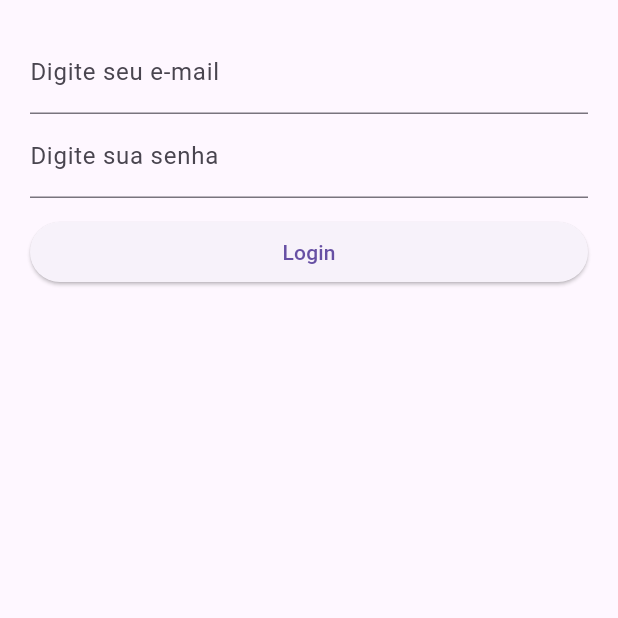
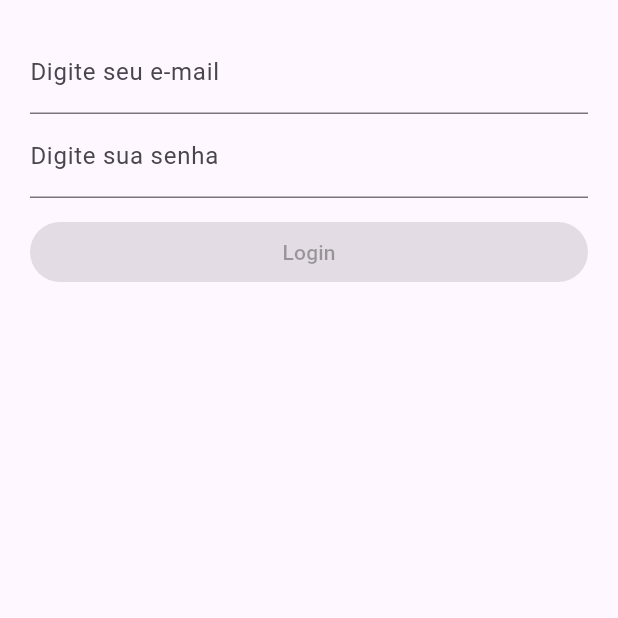
Before and after one commit to professorbossini/20242_maua_ecm252, a Flutter app: the screen it shows after launch, on a phone screen of 412 x 824 dp, the top half of it. Run offline on Flutter 3.47's test engine with Material 3 defaults, Android fonts, the phone set to English and light mode, and no system bars; our stand-ins replace email_validator, rxdart.

Commit message:
ap02(flutter): gerenciamento de estado
- pg 81
- combinamos streams com rxdart
- transformamos streams em broadcast
- retomar fazendo acesso aos dados do form

```diff
--- a/flutter/gerenciamento_de_estado/lib/src/app.dart
+++ b/flutter/gerenciamento_de_estado/lib/src/app.dart
@@ -1,14 +1,16 @@
 import 'package:flutter/material.dart';
 import 'package:gerenciamento_de_estado/src/telas/login_tela.dart';
-
+import 'blocs/provider.dart';
 class App extends StatelessWidget{
   @override
   Widget build(BuildContext context) {
-    return MaterialApp(
-      title: 'Login',
-      home: Scaffold(
-        body: LoginTela()
-      )
+    return Provider(
+      child: MaterialApp(
+        title: 'Login',
+        home: Scaffold(
+          body: LoginTela()
+        )
+      ),
     );
   }
 }
--- /dev/null
+++ b/flutter/gerenciamento_de_estado/lib/src/blocs/provider.dart
@@ -0,0 +1,16 @@
+import 'package:flutter/material.dart';
+import 'bloc.dart';
+class Provider extends InheritedWidget{
+
+  final bloc = Bloc();
+  @override
+  bool updateShouldNotify(covariant InheritedWidget oldWidget) {
+    return true;
+  }
+
+  Provider({Key? key, required Widget child}): super(key: key, child: child);
+
+  static Bloc of (BuildContext context){
+    return context.dependOnInheritedWidgetOfExactType<Provider>()!.bloc;
+  }
+}
--- a/flutter/gerenciamento_de_estado/lib/src/telas/login_tela.dart
+++ b/flutter/gerenciamento_de_estado/lib/src/telas/login_tela.dart
@@ -1,20 +1,22 @@
 import 'package:flutter/material.dart';
-
+import '../blocs/bloc.dart';
+import '../blocs/provider.dart';
 class LoginTela extends StatelessWidget{
   @override
   Widget build(BuildContext context) {
+    final bloc = Provider.of(context);
     return Container(
       margin: EdgeInsets.all(20.0),
       child: Column(
         children: [
-          emailField(),
-          passwordField(),
+          emailField(bloc),
+          passwordField(bloc),
           Container(
             margin: EdgeInsets.only(top: 12.0),
             child: Row(
               children: [
                 Expanded(
-                  child: submitButton(),
+                  child: submitButton(bloc),
                 )
               ],
             ),
@@ -23,29 +25,51 @@ class LoginTela extends StatelessWidget{
       )
     );
   }
-  Widget emailField(){
+  Widget emailField(Bloc bloc){
+    return StreamBuilder(
+      stream: bloc.email,
+      builder: (context, AsyncSnapshot <String> snapshot){
+        //2 minutos: exiba a mensagem de errro de maneira condicional olhando para o snapshot
         return TextField(
+          onChanged: bloc.changeEmail,
           keyboardType: TextInputType.emailAddress,
           decoration: InputDecoration(
             hintText: 'seu@email.com',
             labelText: 'Digite seu e-mail',
+            // errorText: snapshot.hasError ? snapshot.error.toString() : null
+            errorText: snapshot.error?.toString()
+          ),
+        );
+      },
+    );
+
+  }
+  Widget passwordField(Bloc bloc){
+    //1 minuto
+    return StreamBuilder(
+      stream: bloc.password,
+      builder:(context, AsyncSnapshot <String> snapshot){
+        return TextField(
+          onChanged: bloc.changePassword,
+          obscureText: true,
+          decoration: InputDecoration(
+            hintText: 'senha',
+            labelText: 'Digite sua senha',
+            errorText: snapshot.error?.toString()
           ),
         );
       }
-  Widget passwordField(){
-    return TextField(
-      obscureText: true,
-      decoration: InputDecoration(
-        hintText: 'senha',
-        labelText: 'Digite sua senha'
-      ),
     );
   }
 
-  Widget submitButton(){
+  Widget submitButton(Bloc bloc){
+    return StreamBuilder(
+      stream: bloc.emailPasswordAreOk,
+      builder: (context, AsyncSnapshot <bool> snapshot){
         return ElevatedButton(
-      onPressed: (){},
+          onPressed: snapshot.hasData ? (){} : null,
           child: Text('Login')
         );
+      },    );
   }
 }
--- a/flutter/gerenciamento_de_estado/pubspec.yaml
+++ b/flutter/gerenciamento_de_estado/pubspec.yaml
@@ -35,6 +35,8 @@ dependencies:
   # The following adds the Cupertino Icons font to your application.
   # Use with the CupertinoIcons class for iOS style icons.
   cupertino_icons: ^1.0.6
+  email_validator: ^3.0.0
+  rxdart: ^0.28.0
 
 dev_dependencies:
   flutter_test:
```
Also changed, not shown: flutter/gerenciamento_de_estado/exemplo_mixin.dart (added, +31 -0 lines), flutter/gerenciamento_de_estado/lib/src/blocs/bloc.dart (+16 -5 lines), flutter/gerenciamento_de_estado/lib/src/blocs/validators.dart (added, +28 -0 lines), flutter/gerenciamento_de_estado/pubspec.lock. Lines whose indentation alone changed are shown as unchanged.
